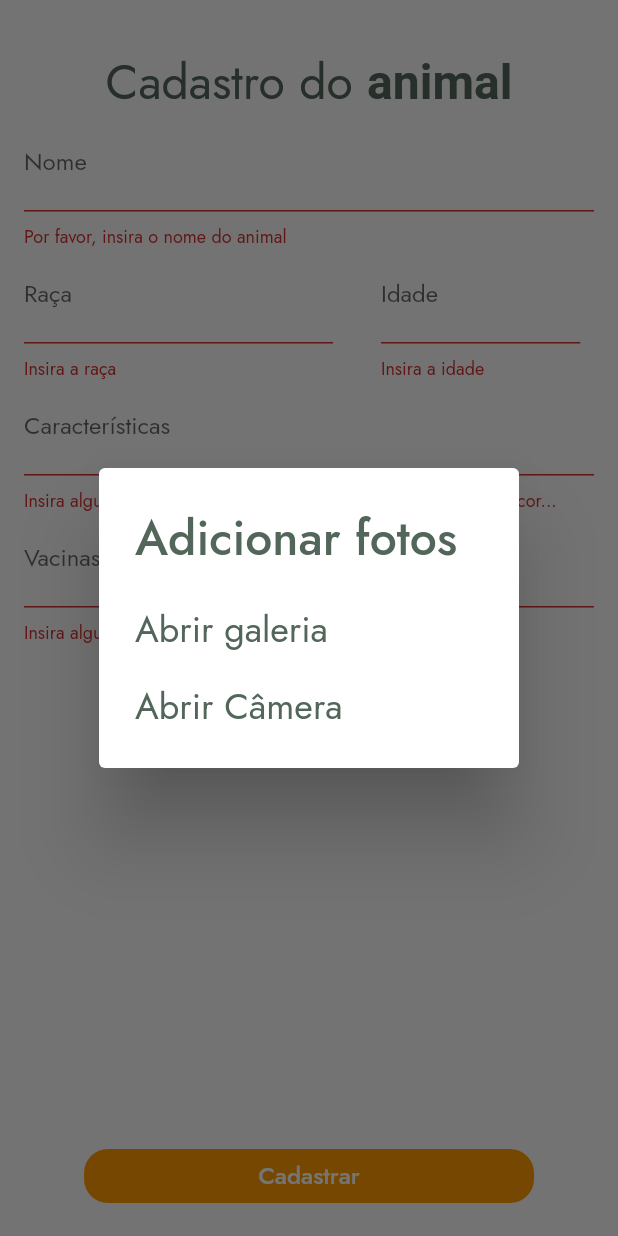
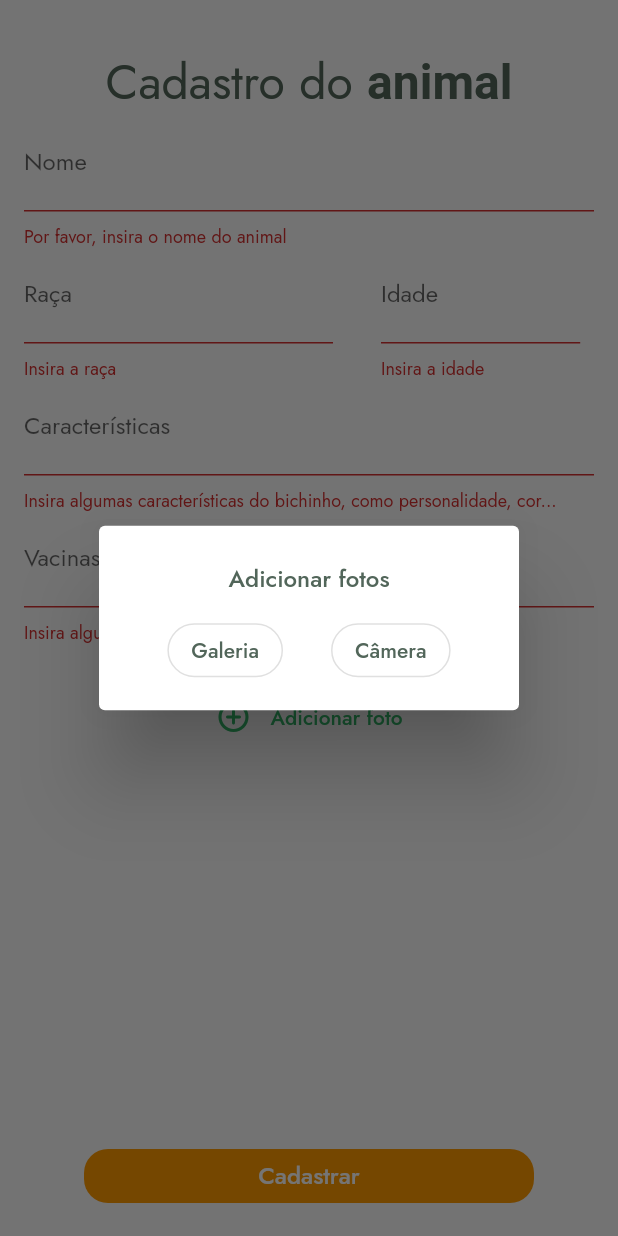
Before and after one commit to mariacarolinaj/adote_um_amigo, a Flutter app: the CadastroAnimalPage screen opened by its route, after a tap on "Adicionar foto", on a phone screen of 412 x 824 dp. Run offline on Flutter 3.47's test engine with Material 2 defaults, Android fonts, the phone set to English and light mode, and no system bars; our stand-ins replace carousel_slider, image_picker.

Commit message:
Estilização do menu de inserção de foto

```diff
--- a/lib/app/cadastro-animal/cadastro-animal_page.dart
+++ b/lib/app/cadastro-animal/cadastro-animal_page.dart
@@ -222,19 +222,44 @@ class CadastroAnimalPageState extends State<CadastroAnimalPage> {
         context: context,
         builder: (BuildContext context) {
           return SimpleDialog(
-            title: const Text('Adicionar fotos'),
+            title: const Text(
+              'Adicionar fotos',
+              textAlign: TextAlign.center,
+              style: TextStyle(
+                  color: Cores.titulo,
+                  fontSize: 16,
+                  fontStyle: FontStyle.normal),
+            ),
             children: <Widget>[
-              SimpleDialogOption(
-                onPressed: () {
-                  Navigator.pop(context, true);
-                },
-                child: const Text('Abrir galeria'),
-              ),
-              SimpleDialogOption(
-                onPressed: () {
-                  Navigator.pop(context, false);
-                },
-                child: const Text('Abrir Câmera'),
+              Center(
+                child: Row(
+                  mainAxisAlignment: MainAxisAlignment.center,
+                  children: [
+                    OutlinedButton(
+                      onPressed: () => Navigator.pop(context, true),
+                      style: ButtonStyle(
+                        shape: MaterialStateProperty.all(RoundedRectangleBorder(
+                            borderRadius: BorderRadius.circular(30.0))),
+                      ),
+                      child: const Text(
+                        "Galeria",
+                        style: TextStyle(color: Cores.texto),
+                      ),
+                    ),
+                    const SizedBox(width: 32),
+                    OutlinedButton(
+                      onPressed: () => Navigator.pop(context, false),
+                      style: ButtonStyle(
+                        shape: MaterialStateProperty.all(RoundedRectangleBorder(
+                            borderRadius: BorderRadius.circular(30.0))),
+                      ),
+                      child: const Text(
+                        "Câmera",
+                        style: TextStyle(color: Cores.texto),
+                      ),
+                    ),
+                  ],
+                ),
               ),
             ],
           );
```
